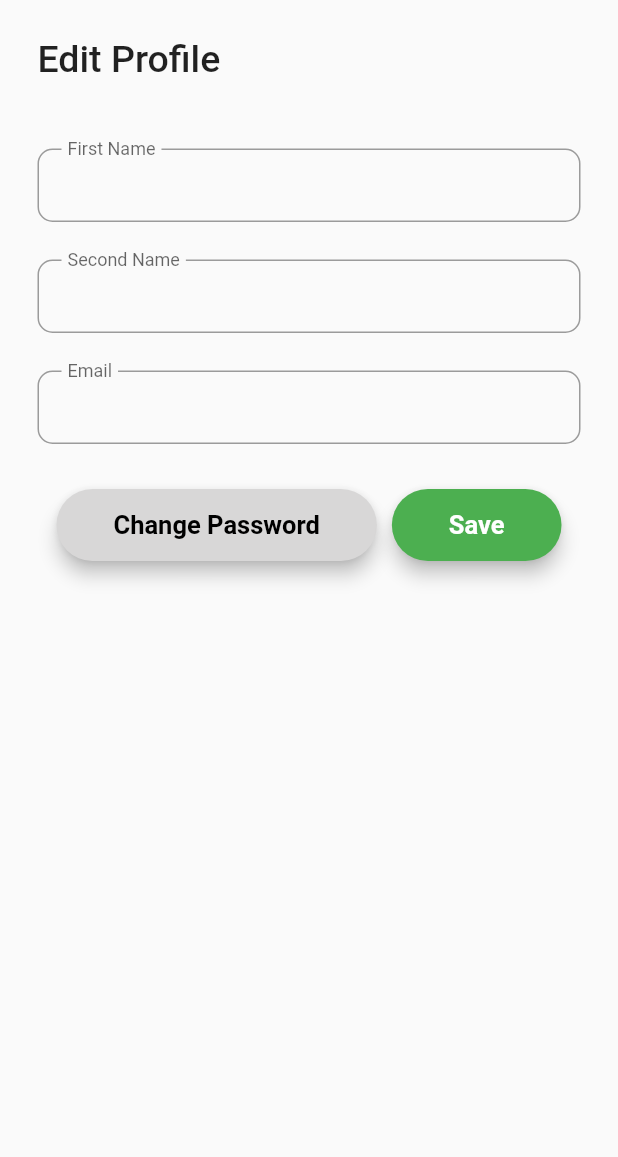
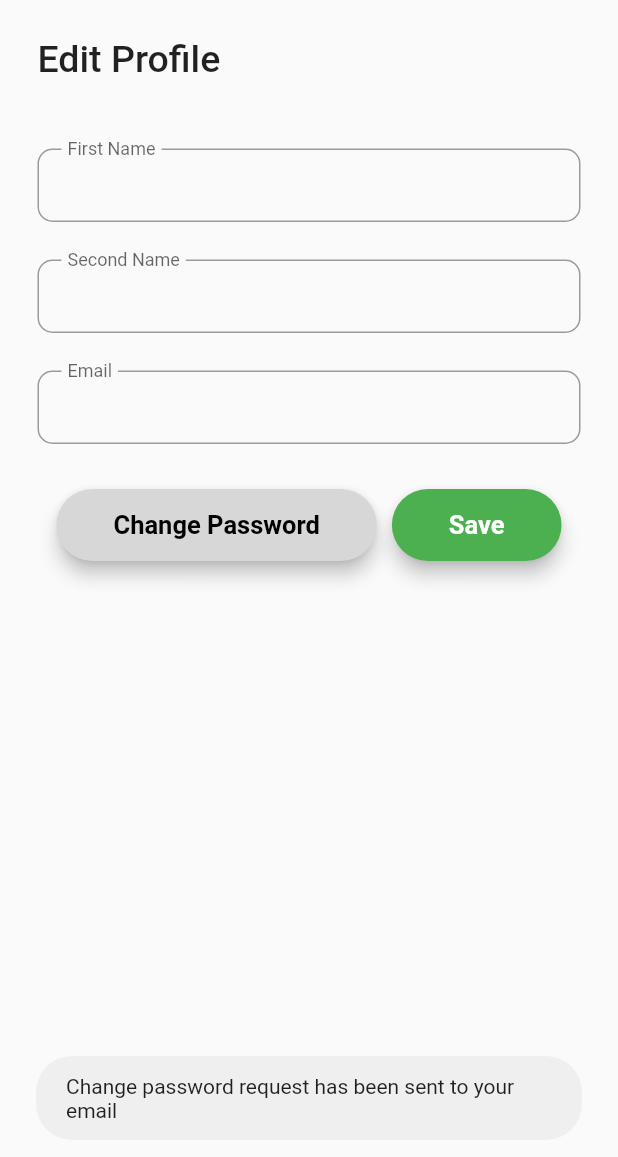
Before and after one commit to aisrha/cassco_app, a Flutter app: the ProfileScreen screen opened directly, after a tap on "Change Password", on a phone screen of 412 x 824 dp. Shown: the top 1157 px of the screen. Run offline on Flutter 3.47's test engine with Material 2 defaults, Android fonts, the phone set to English and light mode, and no system bars; our stand-ins replace cloud_firestore, firebase_auth, firebase_core, fluttertoast; accounts and stored records are empty; network calls fail.

Commit message:
Change password
functionality

```diff
--- a/lib/screens/profile_screen.dart
+++ b/lib/screens/profile_screen.dart
@@ -131,7 +131,13 @@ class _ProfileScreenState extends State<ProfileScreen> {
       child: MaterialButton(
         padding: EdgeInsets.symmetric(horizontal: 38),
         // minWidth: MediaQuery.of(context).size.width,
-        onPressed: () {},
+        onPressed: () {
+          _auth.sendPasswordResetEmail(email: loggedInUser.email.toString());
+          Fluttertoast.showToast(
+            msg: "Change password request has been sent to your email",
+            timeInSecForIosWeb: 10,
+          );
+        },
         child: Text(
           "Change Password",
           textAlign: TextAlign.center,
```
